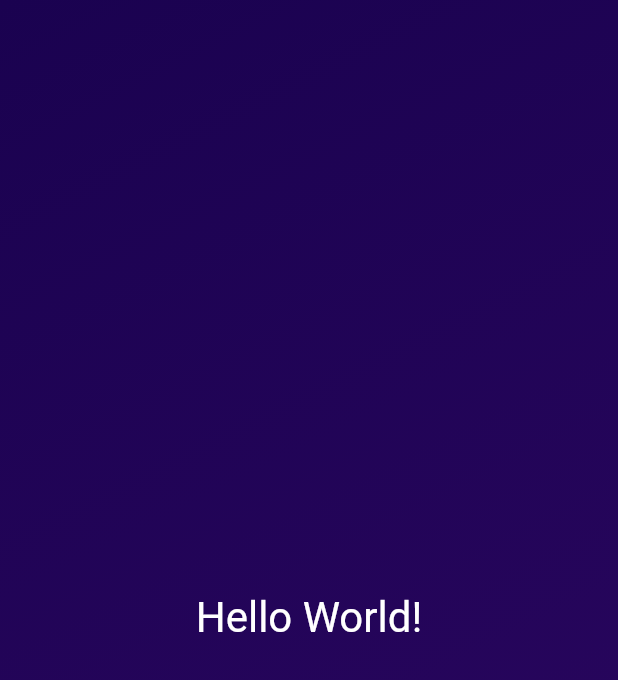
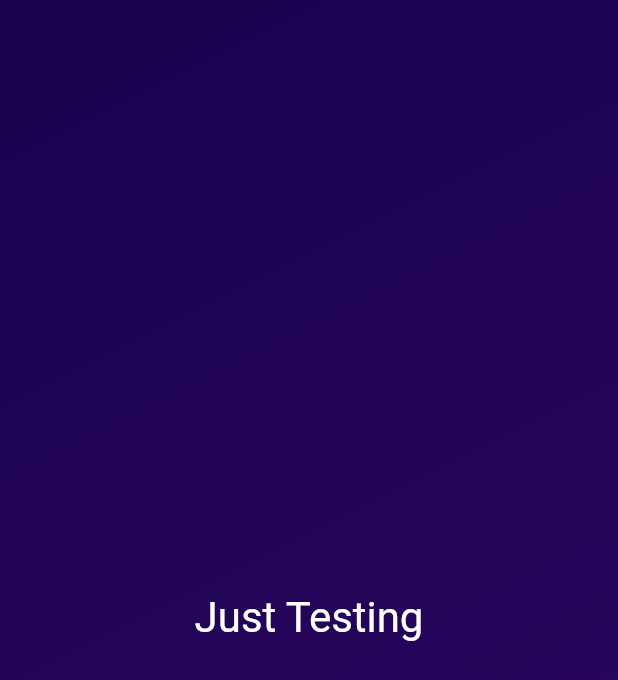
Before and after one commit to aniketicloud/flutter_first_app, a Flutter app: the screen it shows after launch, on a phone screen of 412 x 824 dp. Shown: the top 680 px of the screen. Run offline on Flutter 3.47's test engine with Material 2 defaults, Android fonts, the phone set to English and light mode, and no system bars.

```diff
--- a/lib/gradient_container.dart
+++ b/lib/gradient_container.dart
@@ -18,7 +18,7 @@ class GradientContainer extends StatelessWidget {
         ], begin: startAlignment, end: endAlignment),
       ),
       child: const Center(
-        child: StyledText(),
+        child: StyledText('Just Testing'),
       ),
     );
   }
--- a/lib/styled_text.dart
+++ b/lib/styled_text.dart
@@ -1,13 +1,15 @@
 import 'package:flutter/material.dart';
 
 class StyledText extends StatelessWidget {
-  const StyledText({super.key});
+  const StyledText(this.text, {super.key});
+
+  final String text;
 
   @override
   Widget build(BuildContext context) {
-    return const Text(
-      'Hello World!',
-      style: TextStyle(
+    return Text(
+      text,
+      style: const TextStyle(
         color: Colors.white,
         fontSize: 28,
       ),
```
